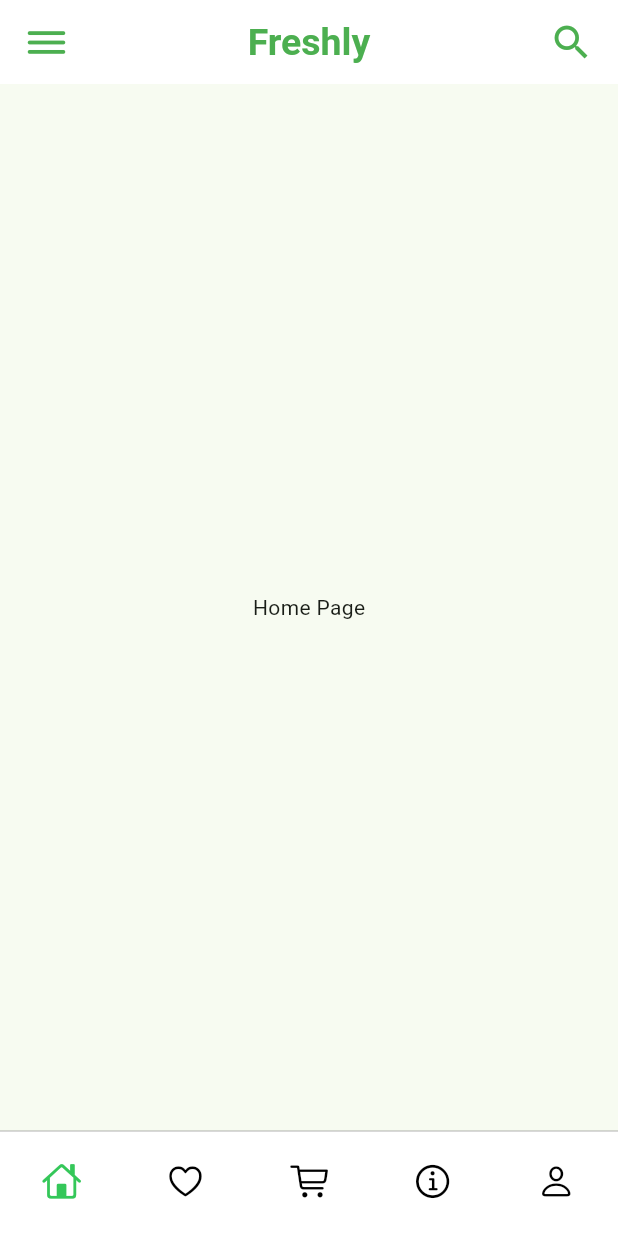
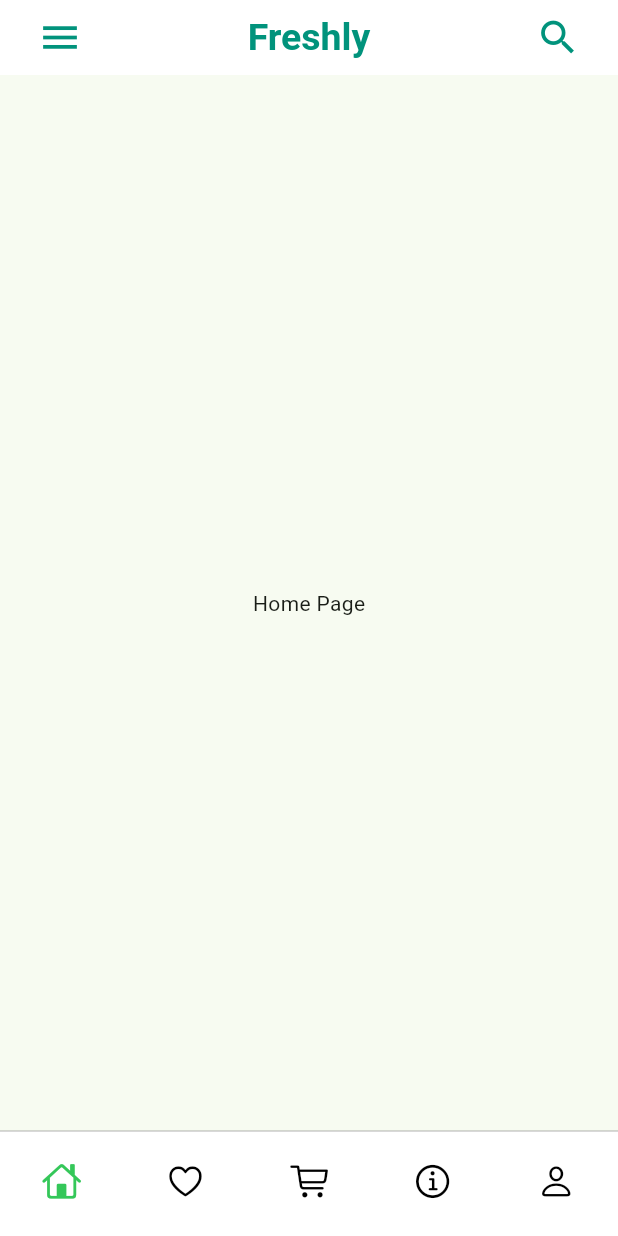
Before and after one commit to mosayyyed/freshly, a Flutter app: the screen it shows after launch, on a phone screen of 412 x 824 dp. Run offline on Flutter 3.47's test engine with Material 3 defaults, Android fonts, the phone set to English and light mode, and no system bars.

Commit message:
Add a dynamic AppBar title to each view

```diff
--- a/lib/widgets/app_bar_widget.dart
+++ b/lib/widgets/app_bar_widget.dart
@@ -1,27 +1,35 @@
 import 'package:flutter/material.dart';
 
 class CustomAppBar extends StatelessWidget implements PreferredSizeWidget {
-  const CustomAppBar({super.key});
+  const CustomAppBar({super.key, required this.title});
+  final String title;
 
   @override
   Widget build(BuildContext context) {
     return AppBar(
-      title: const Row(
+      title: Row(
         mainAxisAlignment: MainAxisAlignment.spaceBetween,
         children: [
-          Icon(Icons.dehaze_rounded),
-          Text('Freshly'),
-          Icon(Icons.search),
+          IconButton(
+            onPressed: () {},
+            icon: const Icon(Icons.menu),
+          ),
+          Text(title),
+          IconButton(
+            onPressed: () {},
+            icon: const Icon(Icons.search),
+          ),
         ],
       ),
       backgroundColor: Colors.white,
-      iconTheme: const IconThemeData(color: Colors.green, size: 30.0),
+      iconTheme: const IconThemeData(color: Color(0xFF01937c), size: 30.0),
       titleTextStyle: const TextStyle(
-          color: Colors.green, fontSize: 25.0, fontWeight: FontWeight.bold),
+          color: Color(0xFF01937c),
+          fontSize: 25.0,
+          fontWeight: FontWeight.bold),
     );
   }
 
   @override
-  Size get preferredSize =>
-      const Size.fromHeight(56.0); // AppBar's default height in Material
+  Size get preferredSize => const Size.fromHeight(50.0);
 }
```
